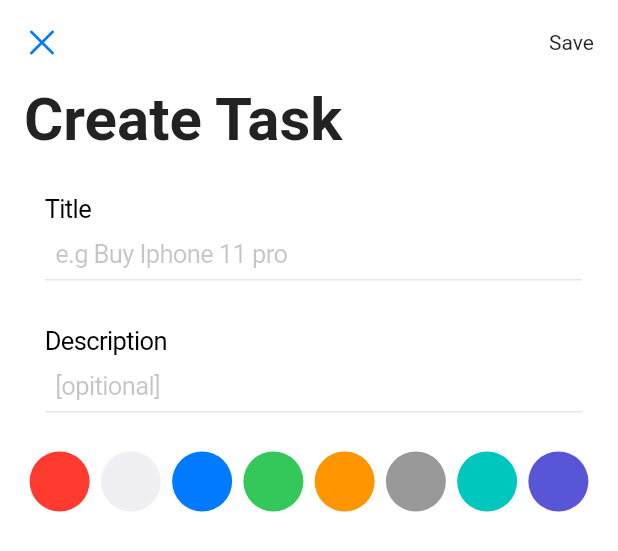
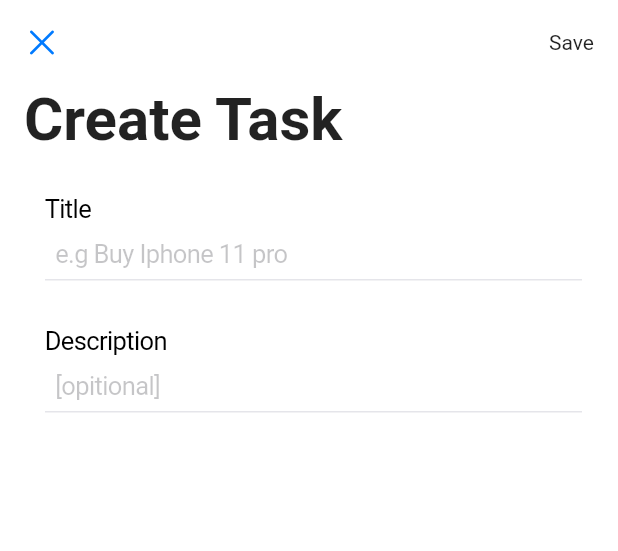
Before and after one commit to 14cvd/TodoIOSStyle, a Flutter app: the NewTask widget shown alone on an empty page, opened directly, on a phone screen of 412 x 824 dp. Shown: the top 551 px of the screen. Run offline on Flutter 3.47's test engine with Material 2 defaults, Android fonts, the phone set to English and light mode, and no system bars; our stand-ins replace flutter_riverpod.

Commit message:
ios second commit

```diff
--- a/lib/screen/main_screen.dart
+++ b/lib/screen/main_screen.dart
@@ -58,7 +58,6 @@ class MainScreen extends ConsumerWidget {
                   return Padding(
                     padding: const EdgeInsets.all(8.0),
                     child: Card(
-                      color: ref.watch(backgrounColorProvider),
                       shape: RoundedRectangleBorder(
                         borderRadius: BorderRadius.circular(15.0),
                       ),
--- a/lib/screen/new_task.dart
+++ b/lib/screen/new_task.dart
@@ -2,7 +2,6 @@ import 'package:flutter/cupertino.dart';
 import 'package:flutter_riverpod/flutter_riverpod.dart';
 import 'package:todoo_app/provider/all_provider.dart';
 import 'package:todoo_app/widget/custom_textfield.dart';
-import 'package:todoo_app/widget/selection_color.dart';
 
 // class NewTask extends ConsumerStatefulWidget {
 //   const NewTask({super.key});
@@ -75,10 +74,15 @@ class _NewTaskState extends ConsumerState<NewTask> {
                   child: GestureDetector(
                     child: const Text("Save"),
                     onTap: () {
-                      ref.read(itemProvider.notifier).edited(
-                          titleController.text, descriptionController.text);
+                      if (titleController.text.isNotEmpty &&
+                          descriptionController.text.isNotEmpty) {
+                        ref.read(itemProvider.notifier).edited(
+                              titleController.text,
+                              descriptionController.text,
+                            );
 
-                      Navigator.pop(context);
+                        Navigator.pop(context);
+                      }
                     },
                   ),
                 )
@@ -100,7 +104,7 @@ class _NewTaskState extends ConsumerState<NewTask> {
               child: CupertinoListTile(
                 title: const Text("Title"),
                 subtitle: CustomTextField(
-                    controller: TextEditingController(),
+                    controller: titleController,
                     hintText: "e.g Buy Iphone 11 pro"),
               ),
             ),
@@ -112,52 +116,12 @@ class _NewTaskState extends ConsumerState<NewTask> {
               child: CupertinoListTile(
                 title: const Text("Description"),
                 subtitle: CustomTextField(
-                    controller: TextEditingController(),
-                    hintText: "[opitional]"),
+                    controller: descriptionController, hintText: "[opitional]"),
               ),
             ),
-            const Padding(
-              padding: EdgeInsets.all(16),
-              child: Row(
-                mainAxisAlignment: MainAxisAlignment.spaceAround,
-                children: <Widget>[
-                  SelectionColor(
-                    appColor: CupertinoColors.destructiveRed,
-                  ),
-                  SelectionColor(
-                    appColor: CupertinoColors.extraLightBackgroundGray,
-                  ),
-                  SelectionColor(
-                    appColor: CupertinoColors.activeBlue,
-                  ),
-                  SelectionColor(
-                    appColor: CupertinoColors.activeGreen,
-                  ),
-                  SelectionColor(
-                    appColor: CupertinoColors.activeOrange,
-                  ),
-                  SelectionColor(
-                    appColor: CupertinoColors.inactiveGray,
-                  ),
-                  SelectionColor(
-                    appColor: CupertinoColors.systemMint,
-                  ),
-                  SelectionColor(
-                    appColor: CupertinoColors.systemIndigo,
-                  )
-                ],
-              ),
-            )
           ],
         ),
       ),
     );
   }
 }
-
-/**
- *
- *
-
- *
- */
--- a/lib/widget/selection_color.dart
+++ b/lib/widget/selection_color.dart
@@ -1,20 +1,20 @@
-import 'package:flutter/material.dart';
-import 'package:flutter_riverpod/flutter_riverpod.dart';
-import 'package:todoo_app/provider/all_provider.dart';
+// import 'package:flutter/material.dart';
+// import 'package:flutter_riverpod/flutter_riverpod.dart';
+// import 'package:todoo_app/provider/all_provider.dart';
 
-class SelectionColor extends ConsumerWidget {
-  const SelectionColor({super.key, required this.appColor});
-  final Color appColor;
+// class SelectionColor extends ConsumerWidget {
+//   const SelectionColor({super.key, required this.appColor});
+//   final Color appColor;
 
-  @override
-  Widget build(BuildContext context, WidgetRef ref) {
-    return GestureDetector(
-      onTap: () {
-        ref.read(backgrounColorProvider.notifier).update((state) => appColor);
-      },
-      child: CircleAvatar(
-        backgroundColor: appColor,
-      ),
-    );
-  }
-}
+//   @override
+//   Widget build(BuildContext context, WidgetRef ref) {
+//     return GestureDetector(
+//       onTap: () {
+//         ref.read(backgrounColorProvider.notifier).update((state) => appColor);
+//       },
+//       child: CircleAvatar(
+//         backgroundColor: appColor,
+//       ),
+//     );
+//   }
+// }
```
Also changed, not shown: lib/model/item_model.dart (+6 -7 lines), lib/provider/notifier/item_notifier.dart (+8 -4 lines).
